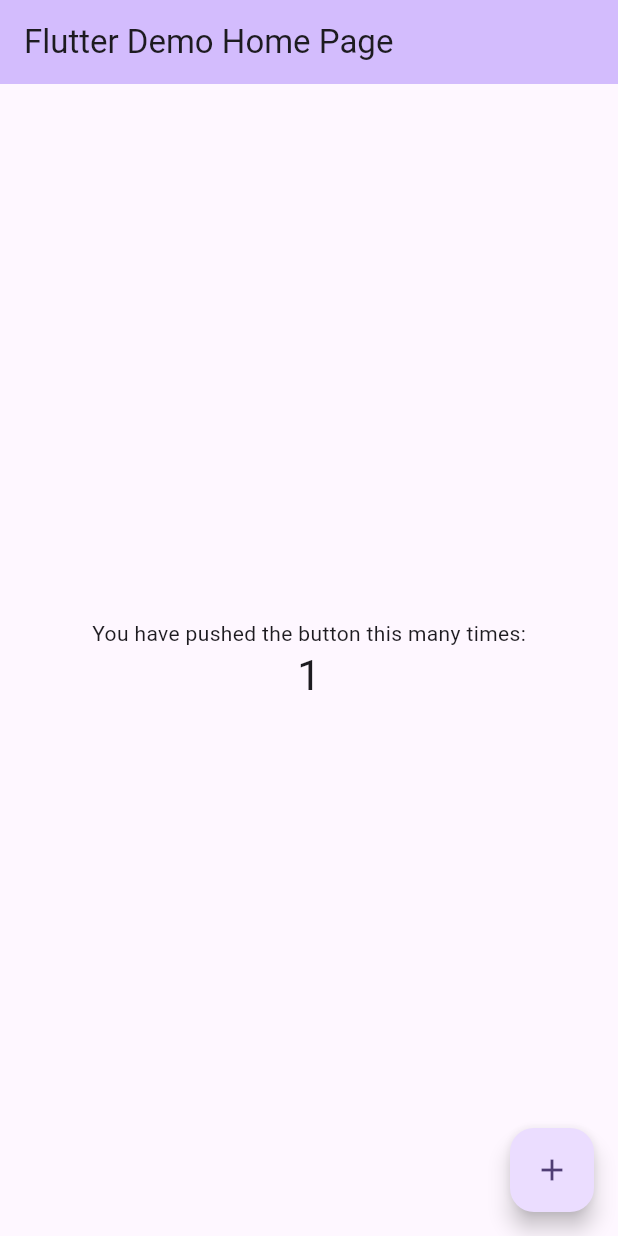
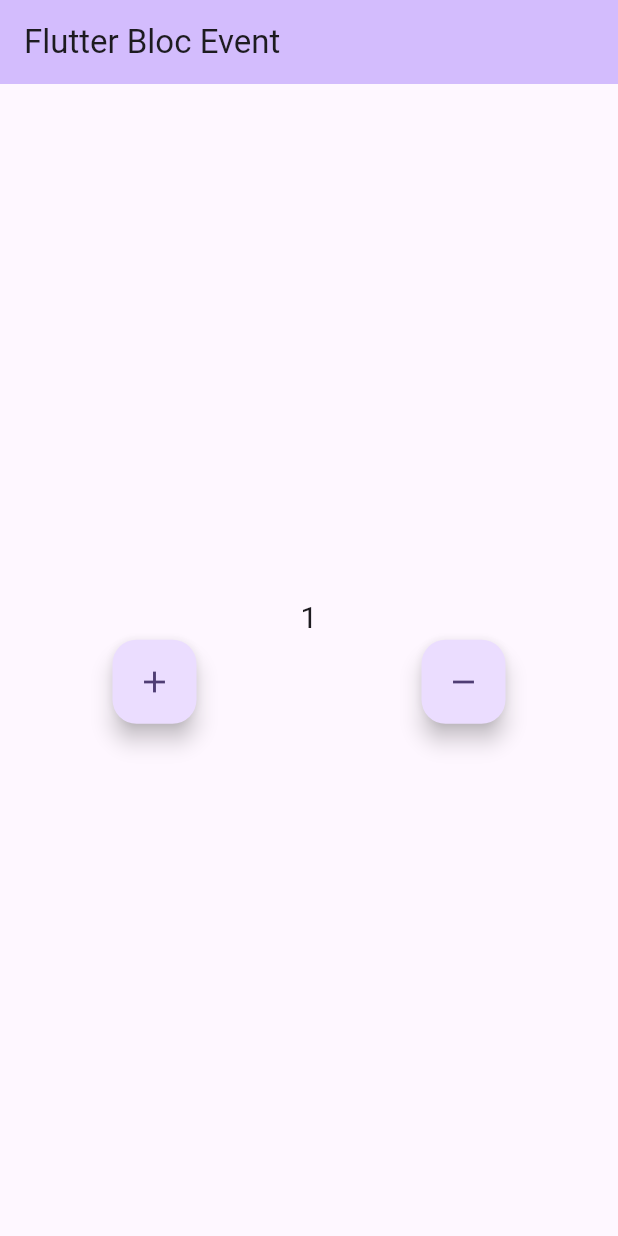
Before and after one commit to MuhammedAltafhossain/flutter_bloc_event_counter_app, a Flutter app: the screen it shows after launch, after a tap on the "add" icon, on a phone screen of 412 x 824 dp. Run offline on Flutter 3.47's test engine with Material 2 defaults, Android fonts, the phone set to English and light mode, and no system bars; our stand-ins replace equatable, flutter_bloc.

Commit message:
Counter Function added

```diff
--- /dev/null
+++ b/lib/bloc/counter_bloc.dart
@@ -0,0 +1,19 @@
+import 'package:flutter_bloc/flutter_bloc.dart';
+import 'package:flutter_bloc_event_counter_app/bloc/counter_event.dart';
+import 'package:flutter_bloc_event_counter_app/bloc/counter_state.dart';
+
+class CounterBloc extends Bloc<CounterEvent, CounterState> {
+  int counter = 0;
+
+  CounterBloc() : super(CounterInit()) {
+    on<CounterIncrease>((event, emit) {
+      counter++;
+      emit(CounterUpdate(counter: counter));
+    });
+
+    on<CounterDecrease>((event, emit) {
+      counter--;
+      emit(CounterUpdate(counter: counter));
+    });
+  }
+}
--- /dev/null
+++ b/lib/bloc/counter_event.dart
@@ -0,0 +1,15 @@
+import 'package:equatable/equatable.dart';
+
+abstract class CounterEvent extends Equatable {}
+
+class CounterIncrease extends CounterEvent {
+  @override
+  // TODO: implement props
+  List<Object?> get props => [];
+}
+
+class CounterDecrease extends CounterEvent {
+  @override
+  // TODO: implement props
+  List<Object?> get props => [];
+}
--- /dev/null
+++ b/lib/bloc/counter_state.dart
@@ -0,0 +1,21 @@
+import 'package:equatable/equatable.dart';
+
+abstract class CounterState extends Equatable {
+  const CounterState();
+}
+
+class CounterInit extends CounterState {
+  @override
+  // TODO: implement props
+  List<Object?> get props => [];
+}
+
+class CounterUpdate extends CounterState {
+  final int counter;
+
+  const CounterUpdate({required this.counter});
+
+  @override
+  // TODO: implement props
+  List<Object?> get props => [counter];
+}
--- a/lib/main.dart
+++ b/lib/main.dart
@@ -1,4 +1,9 @@
 import 'package:flutter/material.dart';
+import 'package:flutter_bloc/flutter_bloc.dart';
+import 'package:flutter_bloc_event_counter_app/bloc/counter_bloc.dart';
+import 'package:flutter_bloc_event_counter_app/bloc/counter_event.dart';
+
+import 'bloc/counter_state.dart';
 
 void main() {
   runApp(const MyApp());
@@ -10,43 +15,22 @@
   // This widget is the root of your application.
   @override
   Widget build(BuildContext context) {
-    return MaterialApp(
-      title: 'Flutter Demo',
-      theme: ThemeData(
-        // This is the theme of your application.
-        //
-        // TRY THIS: Try running your application with "flutter run". You'll see
-        // the application has a blue toolbar. Then, without quitting the app,
-        // try changing the seedColor in the colorScheme below to Colors.green
-        // and then invoke "hot reload" (save your changes or press the "hot
-        // reload" button in a Flutter-supported IDE, or press "r" if you used
-        // the command line to start the app).
-        //
-        // Notice that the counter didn't reset back to zero; the application
-        // state is not lost during the reload. To reset the state, use hot
-        // restart instead.
-        //
-        // This works for code too, not just values: Most code changes can be
-        // tested with just a hot reload.
-        colorScheme: ColorScheme.fromSeed(seedColor: Colors.deepPurple),
-        useMaterial3: true,
+    return BlocProvider(
+      create: (valueContext) => CounterBloc(),
+      child: MaterialApp(
+        title: 'Flutter Demo',
+        theme: ThemeData(
+          colorScheme: ColorScheme.fromSeed(seedColor: Colors.deepPurple),
+          useMaterial3: true,
+        ),
+        home: const MyHomePage(title: 'Flutter Bloc Event'),
       ),
-      home: const MyHomePage(title: 'Flutter Demo Home Page'),
     );
   }
 }
 
 class MyHomePage extends StatefulWidget {
   const MyHomePage({super.key, required this.title});
-
-  // This widget is the home page of your application. It is stateful, meaning
-  // that it has a State object (defined below) that contains fields that affect
-  // how it looks.
-
-  // This class is the configuration for the state. It holds the values (in this
-  // case the title) provided by the parent (in this case the App widget) and
-  // used by the build method of the State. Fields in a Widget subclass are
-  // always marked "final".
 
   final String title;
 
@@ -55,71 +39,53 @@
 }
 
 class _MyHomePageState extends State<MyHomePage> {
-  int _counter = 0;
+  @override
+  Widget build(BuildContext context) {
+    return Scaffold(
+        appBar: AppBar(
+          backgroundColor: Theme.of(context).colorScheme.inversePrimary,
+          title: Text(widget.title),
+        ),
+        body: BlocBuilder<CounterBloc, CounterState>(
+          builder: (context, state) {
+            if (state is CounterInit) {
+              return _view(context, 0);
+            }
+            if (state is CounterUpdate) {
+              return _view(context, state.counter);
+            }
 
-  void _incrementCounter() {
-    setState(() {
-      // This call to setState tells the Flutter framework that something has
-      // changed in this State, which causes it to rerun the build method below
-      // so that the display can reflect the updated values. If we changed
-      // _counter without calling setState(), then the build method would not be
-      // called again, and so nothing would appear to happen.
-      _counter++;
-    });
+            return Container();
+          },
+        ));
   }
 
-  @override
-  Widget build(BuildContext context) {
-    // This method is rerun every time setState is called, for instance as done
-    // by the _incrementCounter method above.
-    //
-    // The Flutter framework has been optimized to make rerunning build methods
-    // fast, so that you can just rebuild anything that needs updating rather
-    // than having to individually change instances of widgets.
-    return Scaffold(
-      appBar: AppBar(
-        // TRY THIS: Try changing the color here to a specific color (to
-        // Colors.amber, perhaps?) and trigger a hot reload to see the AppBar
-        // change color while the other colors stay the same.
-        backgroundColor: Theme.of(context).colorScheme.inversePrimary,
-        // Here we take the value from the MyHomePage object that was created by
-        // the App.build method, and use it to set our appbar title.
-        title: Text(widget.title),
-      ),
-      body: Center(
-        // Center is a layout widget. It takes a single child and positions it
-        // in the middle of the parent.
-        child: Column(
-          // Column is also a layout widget. It takes a list of children and
-          // arranges them vertically. By default, it sizes itself to fit its
-          // children horizontally, and tries to be as tall as its parent.
-          //
-          // Column has various properties to control how it sizes itself and
-          // how it positions its children. Here we use mainAxisAlignment to
-          // center the children vertically; the main axis here is the vertical
-          // axis because Columns are vertical (the cross axis would be
-          // horizontal).
-          //
-          // TRY THIS: Invoke "debug painting" (choose the "Toggle Debug Paint"
-          // action in the IDE, or press "p" in the console), to see the
-          // wireframe for each widget.
-          mainAxisAlignment: MainAxisAlignment.center,
-          children: <Widget>[
-            const Text(
-              'You have pushed the button this many times:',
+  Widget _view(BuildContext context, int value) {
+    return Column(
+      mainAxisAlignment: MainAxisAlignment.center,
+      children: [
+        Text(
+          value.toString(),
+          style: const TextStyle(fontSize: 20),
+        ),
+        Row(
+          mainAxisAlignment: MainAxisAlignment.spaceAround,
+          children: [
+            FloatingActionButton(
+              onPressed: () {
+                context.read<CounterBloc>().add(CounterIncrease());
+              },
+              child: const Icon(Icons.add),
             ),
-            Text(
-              '$_counter',
-              style: Theme.of(context).textTheme.headlineMedium,
-            ),
+            FloatingActionButton(
+              onPressed: () {
+                context.read<CounterBloc>().add(CounterDecrease());
+              },
+              child: const Icon(Icons.remove),
+            )
           ],
-        ),
-      ),
-      floatingActionButton: FloatingActionButton(
-        onPressed: _incrementCounter,
-        tooltip: 'Increment',
-        child: const Icon(Icons.add),
-      ), // This trailing comma makes auto-formatting nicer for build methods.
+        )
+      ],
     );
   }
 }
```
